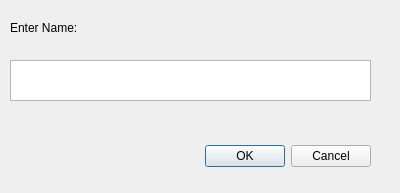
This is graphical_Modeling_system_GUI/addComponentDialog.ui in kokokuo/GMS_Project_GUI_HW5-Final as Qt 5 draws it before an edit. The edited form follows.
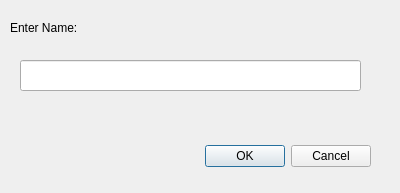
This is the edited form.

```diff
--- a/graphical_Modeling_system_GUI/addComponentDialog.ui
+++ b/graphical_Modeling_system_GUI/addComponentDialog.ui
@@ -42,13 +42,13 @@
     <string>Enter Name:</string>
    </property>
   </widget>
-  <widget class="QTextEdit" name="componentNameTextEdit">
+  <widget class="QLineEdit" name="componentNameTextEdit">
    <property name="geometry">
     <rect>
-     <x>10</x>
+     <x>20</x>
      <y>60</y>
-     <width>361</width>
-     <height>41</height>
+     <width>341</width>
+     <height>31</height>
     </rect>
    </property>
   </widget>
```
